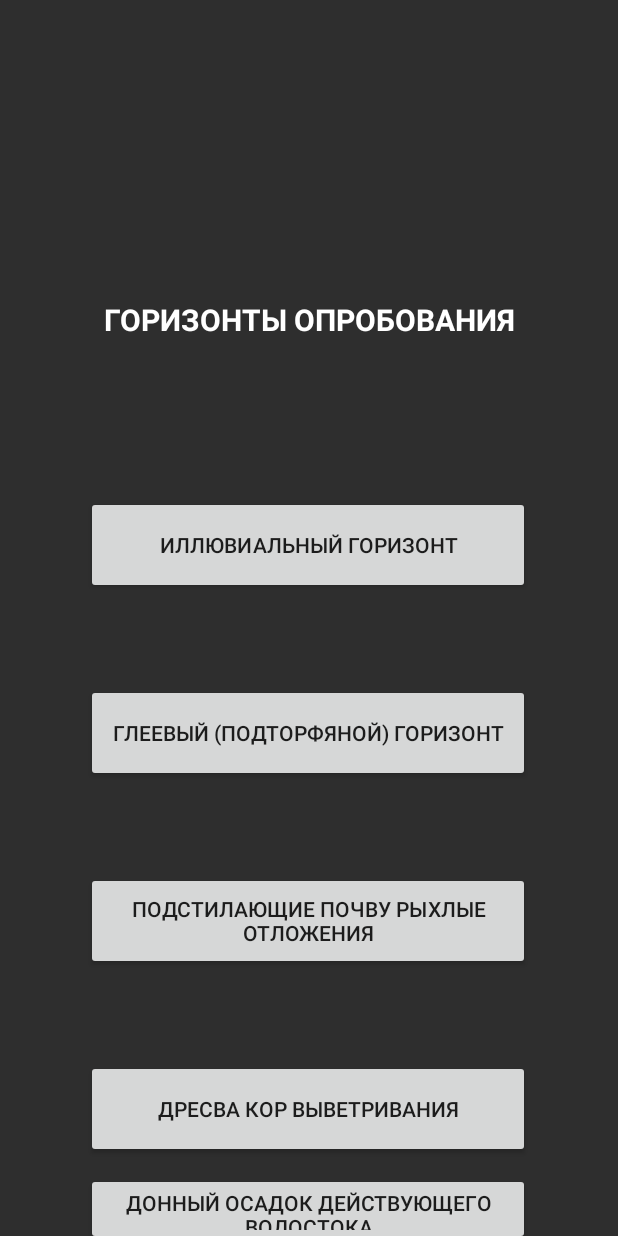
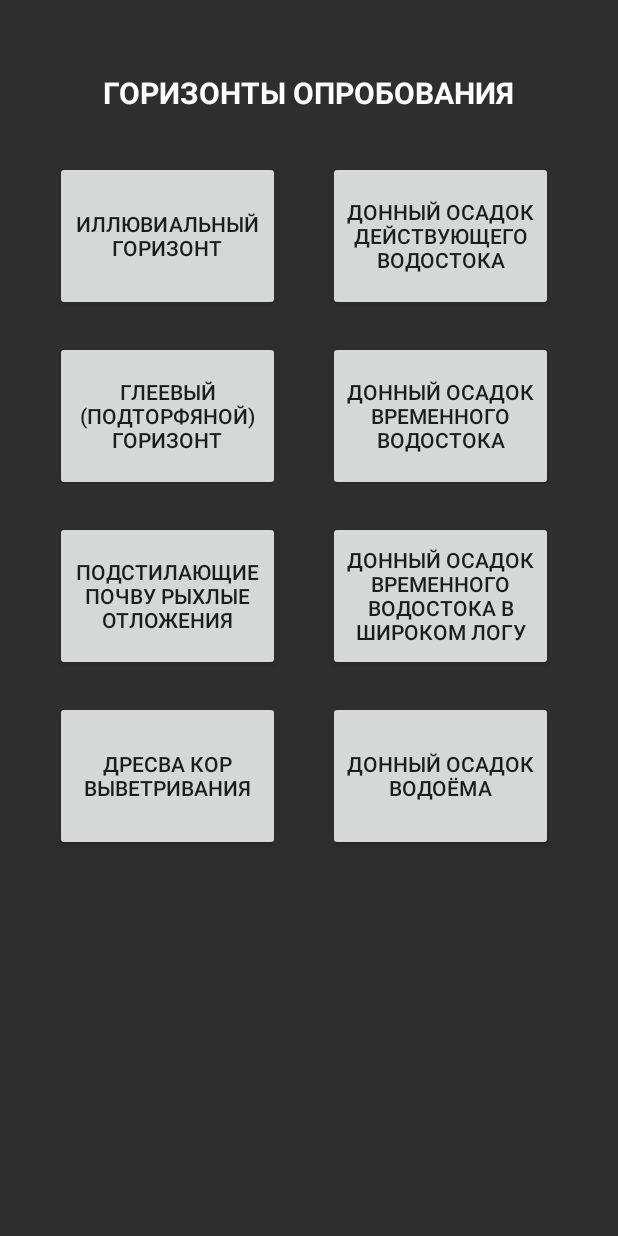
Before and after one commit to Urzu7/GruntPoint, an Android app: the Param_1 screen opened directly, with no data from a screen before it, on a phone screen of 412 x 824 dp. Run offline under Robolectric (Android 15) with nearby library versions, the phone set to English and light mode, and no system bars.

Commit message:
Устранил срань в дизайне по зависимым рараметрам

```diff
--- a/app/src/main/res/layout/activity_param1.xml
+++ b/app/src/main/res/layout/activity_param1.xml
@@ -9,139 +9,105 @@
 
     <Button
         android:id="@+id/buttpar1_1"
-        android:layout_width="296dp"
-        android:layout_height="65dp"
-        android:layout_marginBottom="60dp"
+        android:layout_width="150dp"
+        android:layout_height="100dp"
+        android:layout_marginTop="32dp"
         android:text="@string/par1_1"
-        app:layout_constraintBottom_toTopOf="@+id/buttpar1_2"
         app:layout_constraintEnd_toEndOf="parent"
-        app:layout_constraintHorizontal_bias="0.495"
-        app:layout_constraintStart_toStartOf="parent" />
+        app:layout_constraintHorizontal_bias="0.141"
+        app:layout_constraintStart_toStartOf="parent"
+        app:layout_constraintTop_toBottomOf="@+id/TextPar1" />
 
     <Button
         android:id="@+id/buttpar1_2"
-        android:layout_width="296dp"
-        android:layout_height="65dp"
-        android:layout_marginBottom="60dp"
+        android:layout_width="150dp"
+        android:layout_height="100dp"
+        android:layout_marginTop="20dp"
         android:text="@string/par1_2"
-        app:layout_constraintBottom_toTopOf="@+id/buttpar1_3"
         app:layout_constraintEnd_toEndOf="parent"
-        app:layout_constraintHorizontal_bias="0.495"
-        app:layout_constraintStart_toStartOf="parent" />
+        app:layout_constraintHorizontal_bias="0.141"
+        app:layout_constraintStart_toStartOf="parent"
+        app:layout_constraintTop_toBottomOf="@+id/buttpar1_1" />
 
     <Button
         android:id="@+id/buttpar1_3"
-        android:layout_width="296dp"
-        android:layout_height="65dp"
-        android:layout_marginBottom="60dp"
+        android:layout_width="150dp"
+        android:layout_height="100dp"
+        android:layout_marginTop="20dp"
         android:text="@string/par1_3"
-        app:layout_constraintBottom_toTopOf="@+id/buttpar1_4"
         app:layout_constraintEnd_toEndOf="parent"
-        app:layout_constraintHorizontal_bias="0.495"
-        app:layout_constraintStart_toStartOf="parent" />
+        app:layout_constraintHorizontal_bias="0.141"
+        app:layout_constraintStart_toStartOf="parent"
+        app:layout_constraintTop_toBottomOf="@+id/buttpar1_2" />
 
     <Button
         android:id="@+id/buttpar1_4"
-        android:layout_width="296dp"
-        android:layout_height="65dp"
-        android:layout_marginBottom="52dp"
+        android:layout_width="150dp"
+        android:layout_height="100dp"
+        android:layout_marginTop="20dp"
         android:text="@string/par1_4"
-        app:layout_constraintBottom_toBottomOf="parent"
         app:layout_constraintEnd_toEndOf="parent"
-        app:layout_constraintHorizontal_bias="0.495"
-        app:layout_constraintStart_toStartOf="parent" />
+        app:layout_constraintHorizontal_bias="0.141"
+        app:layout_constraintStart_toStartOf="parent"
+        app:layout_constraintTop_toBottomOf="@+id/buttpar1_3" />
 
     <Button
         android:id="@+id/buttpar1_5"
-            android:layout_width="296dp"
-            android:layout_height="48dp"
-            android:layout_marginTop="10dp"
+        android:layout_width="150dp"
+        android:layout_height="100dp"
+        android:layout_marginTop="32dp"
         android:text="@string/par1_5"
         app:layout_constraintEnd_toEndOf="parent"
-            app:layout_constraintHorizontal_bias="0.495"
+        app:layout_constraintHorizontal_bias="0.835"
         app:layout_constraintStart_toStartOf="parent"
-            app:layout_constraintTop_toBottomOf="@+id/buttpar1_4" />
+        app:layout_constraintTop_toBottomOf="@+id/TextPar1" />
 
     <Button
         android:id="@+id/buttpar1_6"
-            android:layout_width="296dp"
-            android:layout_height="48dp"
-            android:layout_marginTop="10dp"
+        android:layout_width="150dp"
+        android:layout_height="100dp"
+        android:layout_marginTop="20dp"
         android:text="@string/par1_6"
         app:layout_constraintEnd_toEndOf="parent"
-            app:layout_constraintHorizontal_bias="0.495"
+        app:layout_constraintHorizontal_bias="0.835"
         app:layout_constraintStart_toStartOf="parent"
         app:layout_constraintTop_toBottomOf="@+id/buttpar1_5" />
 
     <Button
         android:id="@+id/buttpar1_7"
-            android:layout_width="296dp"
-            android:layout_height="48dp"
-            android:layout_marginTop="10dp"
+        android:layout_width="150dp"
+        android:layout_height="100dp"
+        android:layout_marginTop="20dp"
         android:text="@string/par1_7"
         app:layout_constraintEnd_toEndOf="parent"
-            app:layout_constraintHorizontal_bias="0.495"
+        app:layout_constraintHorizontal_bias="0.835"
         app:layout_constraintStart_toStartOf="parent"
         app:layout_constraintTop_toBottomOf="@+id/buttpar1_6" />
 
     <Button
         android:id="@+id/buttpar1_8"
-            android:layout_width="296dp"
-            android:layout_height="48dp"
-            android:layout_marginTop="10dp"
+        android:layout_width="150dp"
+        android:layout_height="100dp"
+        android:layout_marginTop="20dp"
         android:text="@string/par1_8"
         app:layout_constraintEnd_toEndOf="parent"
-            app:layout_constraintHorizontal_bias="0.495"
+        app:layout_constraintHorizontal_bias="0.835"
         app:layout_constraintStart_toStartOf="parent"
         app:layout_constraintTop_toBottomOf="@+id/buttpar1_7" />
-
-        <Button
-            android:id="@+id/buttpar1_9"
-            android:layout_width="296dp"
-            android:layout_height="48dp"
-            android:layout_marginTop="10dp"
-            android:text="@string/par1_9"
-            app:layout_constraintEnd_toEndOf="parent"
-            app:layout_constraintHorizontal_bias="0.495"
-            app:layout_constraintStart_toStartOf="parent"
-            app:layout_constraintTop_toBottomOf="@+id/buttpar1_8" />
-
-        <Button
-            android:id="@+id/buttpar1_10"
-            android:layout_width="296dp"
-            android:layout_height="48dp"
-            android:layout_marginTop="10dp"
-            android:text="@string/par1_10"
-            app:layout_constraintEnd_toEndOf="parent"
-            app:layout_constraintHorizontal_bias="0.495"
-            app:layout_constraintStart_toStartOf="parent"
-            app:layout_constraintTop_toBottomOf="@+id/buttpar1_9" />
-
-        <Button
-            android:id="@+id/buttpar1_11"
-            android:layout_width="296dp"
-            android:layout_height="48dp"
-            android:layout_marginTop="10dp"
-            android:text="@string/par1_11"
-            app:layout_constraintEnd_toEndOf="parent"
-            app:layout_constraintHorizontal_bias="0.495"
-            app:layout_constraintStart_toStartOf="parent"
-            app:layout_constraintTop_toBottomOf="@+id/buttpar1_10" />
-
 
     <TextView
         android:id="@+id/TextPar1"
         android:layout_width="wrap_content"
         android:layout_height="wrap_content"
+        android:layout_marginTop="48dp"
         android:text="@string/par1"
         android:textAllCaps="true"
         android:textColor="@color/white"
         android:textSize="20dp"
         android:textStyle="bold"
-        app:layout_constraintBottom_toTopOf="@+id/buttpar1_1"
         app:layout_constraintEnd_toEndOf="parent"
+        app:layout_constraintHorizontal_bias="0.496"
         app:layout_constraintStart_toStartOf="parent"
-        app:layout_constraintTop_toTopOf="parent"
-        app:layout_constraintVertical_bias="0.657" />
+        app:layout_constraintTop_toTopOf="parent" />
 
 </android.support.constraint.ConstraintLayout>
--- a/app/src/main/res/values/strings.xml
+++ b/app/src/main/res/values/strings.xml
@@ -27,8 +27,8 @@
     <string name="par3_6">Серый</string>
     <string name="par3_7">Красный</string>
     <string name="par3_8">Рыжий</string>
-    <string name="par3_7">Белый</string>
-    <string name="par3_8">Желтый</string>
+    <string name="par3_9">Белый</string>
+    <string name="par3_10">Желтый</string>
 
     <string name="par4">Рельеф</string>
     <string name="par4_1">Террасоувал</string>
```
Also changed, not shown: app/src/main/res/layout/activity_param3.xml (+64 -66 lines), app/src/main/res/layout/activity_param7.xml (+16 -16 lines). Lines whose indentation alone changed are shown as unchanged.
